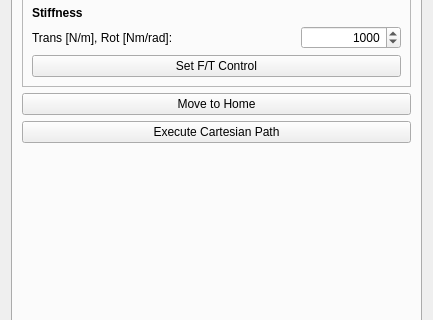
The window that src/widgets/path_planning_widget.ui (exo-core/fermi) describes before a commit, drawn with Qt 5; both pictures show x 0 to 433 and y 360 to 680 of the 433 by 946 pixel window.
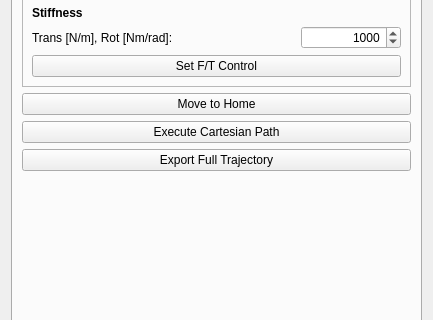
The same window after the commit. The open tabs and pages were chosen to show the change.

Diff of the .ui file:
```diff
--- a/src/widgets/path_planning_widget.ui
+++ b/src/widgets/path_planning_widget.ui
@@ -1097,6 +1097,13 @@
          </property>
         </widget>
        </item>
+       <item>
+        <widget class="QPushButton" name="exportTrajectoryButton">
+         <property name="text">
+          <string>Export Full Trajectory</string>
+         </property>
+        </widget>
+       </item>
        <item>
         <spacer name="verticalSpacer_5">
          <property name="orientation">
```
Left out of the diff: 2 changed lines with no effect on the pictures.
